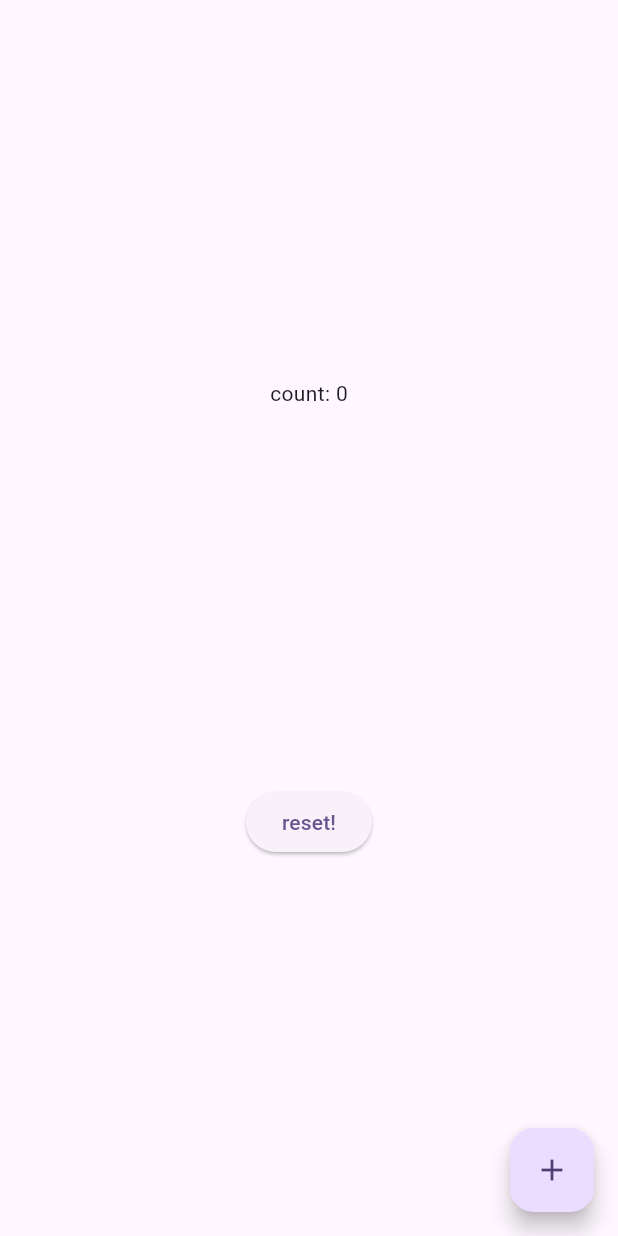
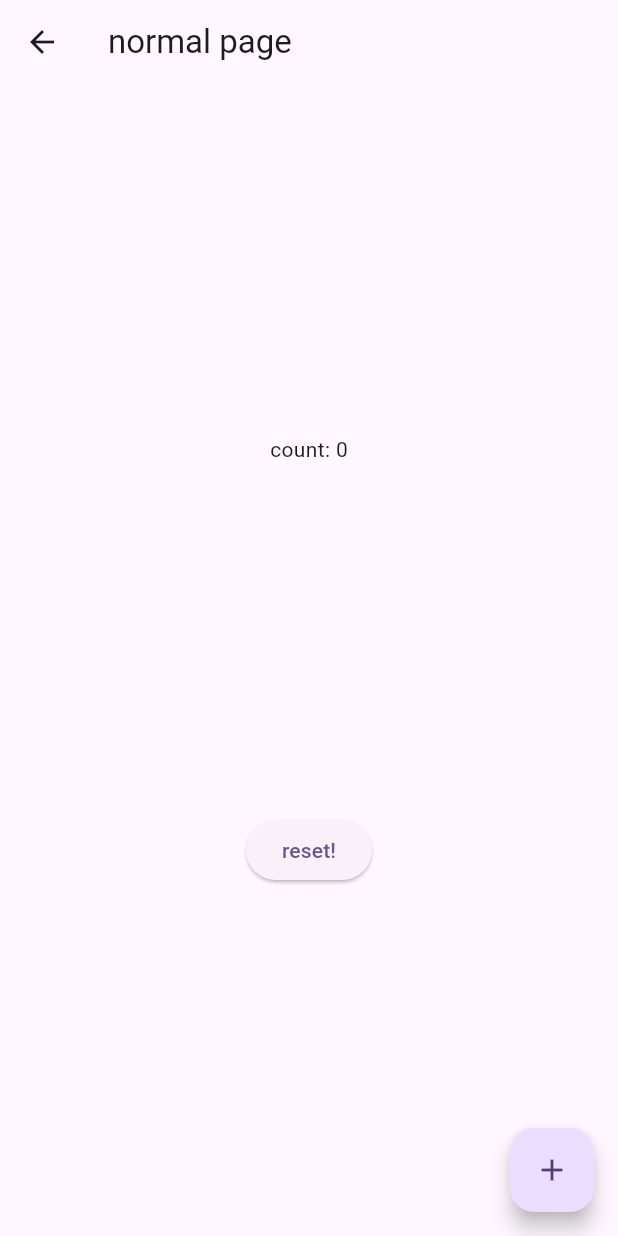
Before and after one commit to Pregum/flutter_hooks_practice, a Flutter app: the NormalFizzBuzzPage screen opened by its route, on a phone screen of 412 x 824 dp. Run offline on Flutter 3.47's test engine with Material 2 defaults, Android fonts, the phone set to English and light mode, and no system bars; our stand-ins replace flutter_hooks.

Commit message:
app bar追加

```diff
--- a/lib/hooks_fizzbuzz.dart
+++ b/lib/hooks_fizzbuzz.dart
@@ -19,6 +19,7 @@ class HooksFizzBuzzPage extends HookWidget {
     );
 
     return Scaffold(
+      appBar: AppBar(title: const Text('hooks page')),
       body: Center(
         child: Column(
           mainAxisAlignment: MainAxisAlignment.spaceEvenly,
--- a/lib/normal_fizzbuzz.dart
+++ b/lib/normal_fizzbuzz.dart
@@ -30,6 +30,7 @@ class _NormalFizzBuzzState extends State<NormalFizzBuzzPage> {
   @override
   Widget build(BuildContext context) {
     return Scaffold(
+      appBar: AppBar(title: const Text('normal page')),
       body: Center(
         child: Column(
           mainAxisAlignment: MainAxisAlignment.spaceEvenly,
```
